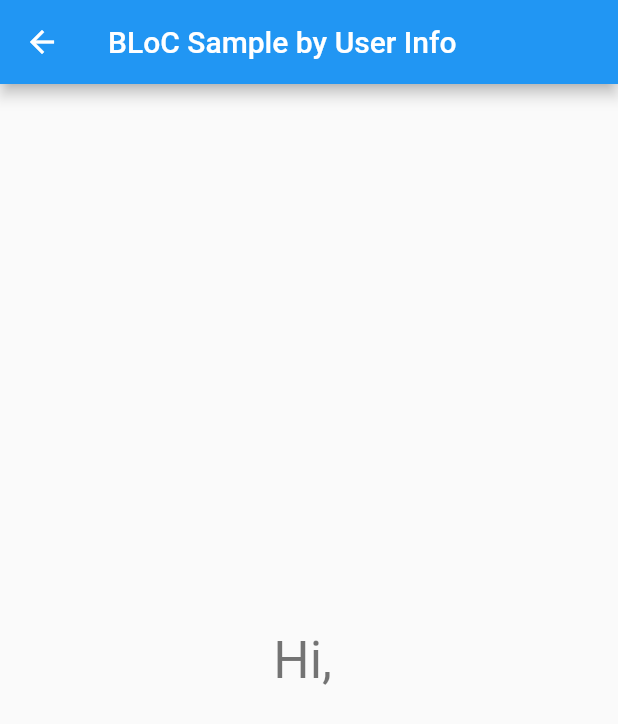
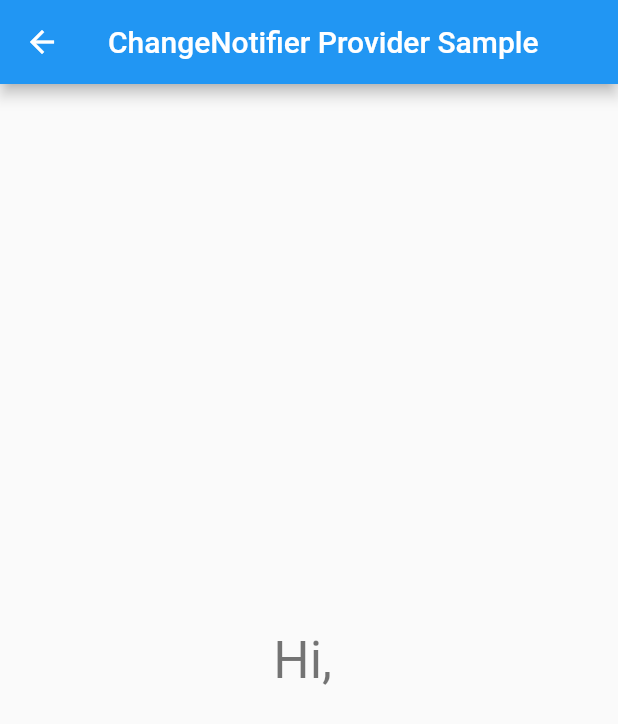
Before and after one commit to massyuu/flutter_firebase_auth_sample, a Flutter app: the NextPage screen opened by its route, on a phone screen of 412 x 824 dp. Shown: the top 724 px of the screen. Run offline on Flutter 3.47's test engine with Material 2 defaults, Android fonts, the phone set to English and light mode, and no system bars; our stand-ins replace firebase_auth; missing offline and left inert: flutter_twitter_login; accounts and stored records are empty.

Commit message:
誤記修正

```diff
--- a/lib/next_page.dart
+++ b/lib/next_page.dart
@@ -15,7 +15,7 @@ class NextPage extends StatelessWidget {
 
     return Scaffold(
       appBar: AppBar(
-        title: Text('BLoC Sample by User Info'),
+        title: Text('ChangeNotifier Provider Sample'),
       ),
       body:Center(
         child: Column(
```
